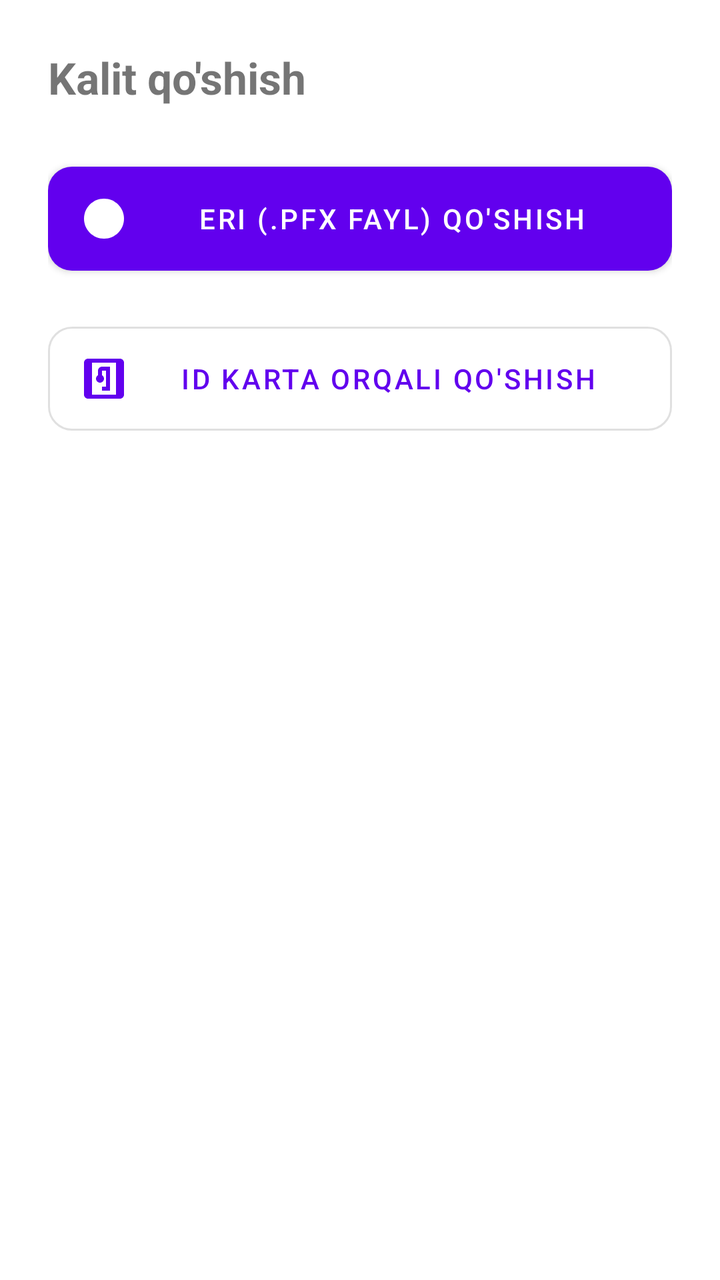
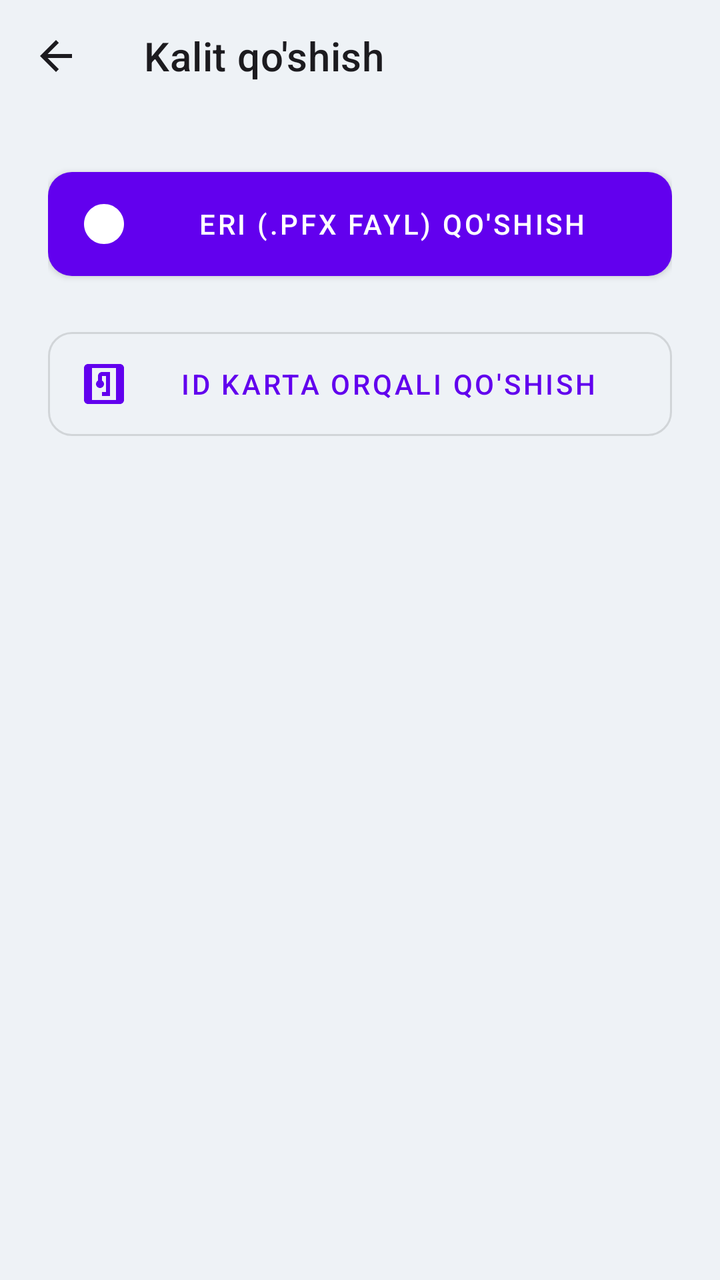

An Android layout rendered at two revisions. The XML below is the earlier revision; the diff shows what the commit changed to produce the second picture.
<!-- AndroidManifest.xml: fallback theme Theme.MaterialComponents.DayNight.NoActionBar -->
<!-- res/layout/eimzo_ui_fragment_add_key.xml -->
<?xml version="1.0" encoding="utf-8"?>
<LinearLayout
    xmlns:android="http://schemas.android.com/apk/res/android"
    xmlns:app="http://schemas.android.com/apk/res-auto"
    android:layout_width="match_parent"
    android:layout_height="match_parent"
    android:orientation="vertical"
    android:padding="24dp">

    <TextView
        android:layout_width="match_parent"
        android:layout_height="wrap_content"
        android:text="@string/eimzo_ui_add_key"
        android:textSize="22sp"
        android:textStyle="bold"
        android:layout_marginBottom="24dp" />

    <com.google.android.material.button.MaterialButton
        android:id="@+id/btnAddPfx"
        android:layout_width="match_parent"
        android:layout_height="64dp"
        android:layout_marginBottom="16dp"
        android:text="@string/eimzo_ui_add_eri_pfx"
        app:cornerRadius="12dp"
        app:icon="@drawable/eimzo_ui_ic_qr" />

    <com.google.android.material.button.MaterialButton
        android:id="@+id/btnAddNfc"
        android:layout_width="match_parent"
        android:layout_height="64dp"
        android:layout_marginBottom="16dp"
        android:text="@string/eimzo_ui_add_id_card"
        app:cornerRadius="12dp"
        app:icon="@drawable/eimzo_ui_ic_nfc"
        style="@style/Widget.MaterialComponents.Button.OutlinedButton" />

    
    <com.google.android.material.button.MaterialButton
        android:id="@+id/btnAddUsbToken"
        android:layout_width="match_parent"
        android:layout_height="64dp"
        android:text="@string/eimzo_ui_add_usb_token"
        app:cornerRadius="12dp"
        app:icon="@drawable/eimzo_ui_ic_usb"
        android:visibility="gone"
        style="@style/Widget.MaterialComponents.Button.OutlinedButton" />

    <TextView
        android:id="@+id/tvNfcHint"
        android:layout_width="match_parent"
        android:layout_height="wrap_content"
        android:layout_marginTop="24dp"
        android:text="@string/eimzo_ui_bring_card_close"
        android:textAlignment="center"
        android:visibility="gone" />

    <ProgressBar
        android:id="@+id/progressBar"
        android:layout_width="wrap_content"
        android:layout_height="wrap_content"
        android:layout_gravity="center_horizontal"
        android:layout_marginTop="24dp"
        android:visibility="gone" />

</LinearLayout>
<!-- resources referenced by this layout -->
<resources>
  <!-- drawable eimzo_ui_ic_nfc (drawable) -->
  <?xml version="1.0" encoding="utf-8"?>
  <vector xmlns:android="http://schemas.android.com/apk/res/android"
      android:width="24dp"
      android:height="24dp"
      android:viewportWidth="24"
      android:viewportHeight="24">
      <path
          android:fillColor="@android:color/white"
          android:pathData="M20,2L4,2c-1.1,0 -2,0.9 -2,2v16c0,1.1 0.9,2 2,2h16c1.1,0 2,-0.9 2,-2L22,4c0,-1.1 -0.9,-2 -2,-2zM18,20L6,20L6,4h12v16zM15,6h-4c-1.1,0 -2,0.9 -2,2v2.28c-0.6,0.35 -1,0.98 -1,1.72 0,1.1 0.9,2 2,2s2,-0.9 2,-2c0,-0.74 -0.4,-1.38 -1,-1.72L11,8h2v8h-2v2h4L15,6z" />
  </vector>
  <!-- drawable eimzo_ui_ic_qr (drawable) -->
  <?xml version="1.0" encoding="utf-8"?>
  <vector xmlns:android="http://schemas.android.com/apk/res/android"
      android:width="24dp"
      android:height="24dp"
      android:viewportWidth="24"
      android:viewportHeight="24">
    <path android:fillColor="#FF000000" android:pathData="M12,2C6.48,2 2,6.48 2,12s4.48,10 10,10 10,-4.48 10,-10S17.52,2 12,2z"/>
  </vector>
  <!-- drawable eimzo_ui_ic_usb (drawable) -->
  <?xml version="1.0" encoding="utf-8"?>
  <vector xmlns:android="http://schemas.android.com/apk/res/android"
      android:width="24dp"
      android:height="24dp"
      android:viewportWidth="24"
      android:viewportHeight="24">
    <path android:fillColor="#FF000000" android:pathData="M12,2C6.48,2 2,6.48 2,12s4.48,10 10,10 10,-4.48 10,-10S17.52,2 12,2z"/>
  </vector>
  <string name="eimzo_ui_add_eri_pfx">ERI (.pfx fayl) qo\'shish</string>
  <string name="eimzo_ui_add_id_card">ID karta orqali qo\'shish</string>
  <string name="eimzo_ui_add_key">Kalit qo\'shish</string>
  <string name="eimzo_ui_add_usb_token">USB Token qo\'shish</string>
  <string name="eimzo_ui_bring_card_close">ID kartani qurilmaga yaqinlashtiring</string>
</resources>

<!-- the commit's change to res/layout/eimzo_ui_fragment_add_key.xml (unified diff, before → after) -->
@@ -5,61 +5,72 @@
     android:layout_width="match_parent"
     android:layout_height="match_parent"
     android:orientation="vertical"
-    android:padding="24dp">
-
-    <TextView
-        android:layout_width="match_parent"
-        android:layout_height="wrap_content"
-        android:text="@string/eimzo_ui_add_key"
-        android:textSize="22sp"
-        android:textStyle="bold"
-        android:layout_marginBottom="24dp" />
-
-    <com.google.android.material.button.MaterialButton
-        android:id="@+id/btnAddPfx"
-        android:layout_width="match_parent"
-        android:layout_height="64dp"
-        android:layout_marginBottom="16dp"
-        android:text="@string/eimzo_ui_add_eri_pfx"
-        app:cornerRadius="12dp"
-        app:icon="@drawable/eimzo_ui_ic_qr" />
-
-    <com.google.android.material.button.MaterialButton
-        android:id="@+id/btnAddNfc"
-        android:layout_width="match_parent"
-        android:layout_height="64dp"
-        android:layout_marginBottom="16dp"
-        android:text="@string/eimzo_ui_add_id_card"
-        app:cornerRadius="12dp"
-        app:icon="@drawable/eimzo_ui_ic_nfc"
-        style="@style/Widget.MaterialComponents.Button.OutlinedButton" />
+    android:background="#EEF2F6">
 
     
-    <com.google.android.material.button.MaterialButton
-        android:id="@+id/btnAddUsbToken"
+    <androidx.appcompat.widget.Toolbar
+        android:id="@+id/toolbar"
         android:layout_width="match_parent"
-        android:layout_height="64dp"
-        android:text="@string/eimzo_ui_add_usb_token"
-        app:cornerRadius="12dp"
-        app:icon="@drawable/eimzo_ui_ic_usb"
-        android:visibility="gone"
-        style="@style/Widget.MaterialComponents.Button.OutlinedButton" />
+        android:layout_height="?attr/actionBarSize"
+        android:background="#EEF2F6"
+        app:navigationIcon="@drawable/eimzo_ui_ic_back"
+        app:title="@string/eimzo_ui_add_key"
+        app:titleCentered="true"
+        app:titleTextColor="#1C1B1F" />
 
-    <TextView
-        android:id="@+id/tvNfcHint"
+    <LinearLayout
         android:layout_width="match_parent"
-        android:layout_height="wrap_content"
-        android:layout_marginTop="24dp"
-        android:text="@string/eimzo_ui_bring_card_close"
-        android:textAlignment="center"
-        android:visibility="gone" />
+        android:layout_height="match_parent"
+        android:orientation="vertical"
+        android:padding="24dp">
 
-    <ProgressBar
-        android:id="@+id/progressBar"
-        android:layout_width="wrap_content"
-        android:layout_height="wrap_content"
-        android:layout_gravity="center_horizontal"
-        android:layout_marginTop="24dp"
-        android:visibility="gone" />
+        <com.google.android.material.button.MaterialButton
+            android:id="@+id/btnAddPfx"
+            android:layout_width="match_parent"
+            android:layout_height="64dp"
+            android:layout_marginBottom="16dp"
+            android:text="@string/eimzo_ui_add_eri_pfx"
+            app:cornerRadius="12dp"
+            app:icon="@drawable/eimzo_ui_ic_qr" />
+
+        <com.google.android.material.button.MaterialButton
+            android:id="@+id/btnAddNfc"
+            android:layout_width="match_parent"
+            android:layout_height="64dp"
+            android:layout_marginBottom="16dp"
+            android:text="@string/eimzo_ui_add_id_card"
+            app:cornerRadius="12dp"
+            app:icon="@drawable/eimzo_ui_ic_nfc"
+            style="@style/Widget.MaterialComponents.Button.OutlinedButton" />
+
+        
+        <com.google.android.material.button.MaterialButton
+            android:id="@+id/btnAddUsbToken"
+            android:layout_width="match_parent"
+            android:layout_height="64dp"
+            android:text="@string/eimzo_ui_add_usb_token"
+            app:cornerRadius="12dp"
+            app:icon="@drawable/eimzo_ui_ic_usb"
+            android:visibility="gone"
+            style="@style/Widget.MaterialComponents.Button.OutlinedButton" />
+
+        <TextView
+            android:id="@+id/tvNfcHint"
+            android:layout_width="match_parent"
+            android:layout_height="wrap_content"
+            android:layout_marginTop="24dp"
+            android:text="@string/eimzo_ui_bring_card_close"
+            android:textAlignment="center"
+            android:visibility="gone" />
+
+        <ProgressBar
+            android:id="@+id/progressBar"
+            android:layout_width="wrap_content"
+            android:layout_height="wrap_content"
+            android:layout_gravity="center_horizontal"
+            android:layout_marginTop="24dp"
+            android:visibility="gone" />
+
+    </LinearLayout>
 
 </LinearLayout>
<!-- resource entries referenced after the edit -->
@@ -1,5 +1,17 @@
 <!-- resources referenced by this layout -->
 <resources>
+  <!-- drawable eimzo_ui_ic_back (drawable) -->
+  <?xml version="1.0" encoding="utf-8"?>
+  <vector xmlns:android="http://schemas.android.com/apk/res/android"
+      android:width="24dp"
+      android:height="24dp"
+      android:viewportWidth="24"
+      android:viewportHeight="24"
+      android:tint="#1C1B1F">
+      <path
+          android:fillColor="@android:color/white"
+          android:pathData="M20,11H7.83l5.59,-5.59L12,4l-8,8 8,8 1.41,-1.41L7.83,13H20v-2z" />
+  </vector>
   <!-- drawable eimzo_ui_ic_nfc (drawable) -->
   <?xml version="1.0" encoding="utf-8"?>
   <vector xmlns:android="http://schemas.android.com/apk/res/android"
